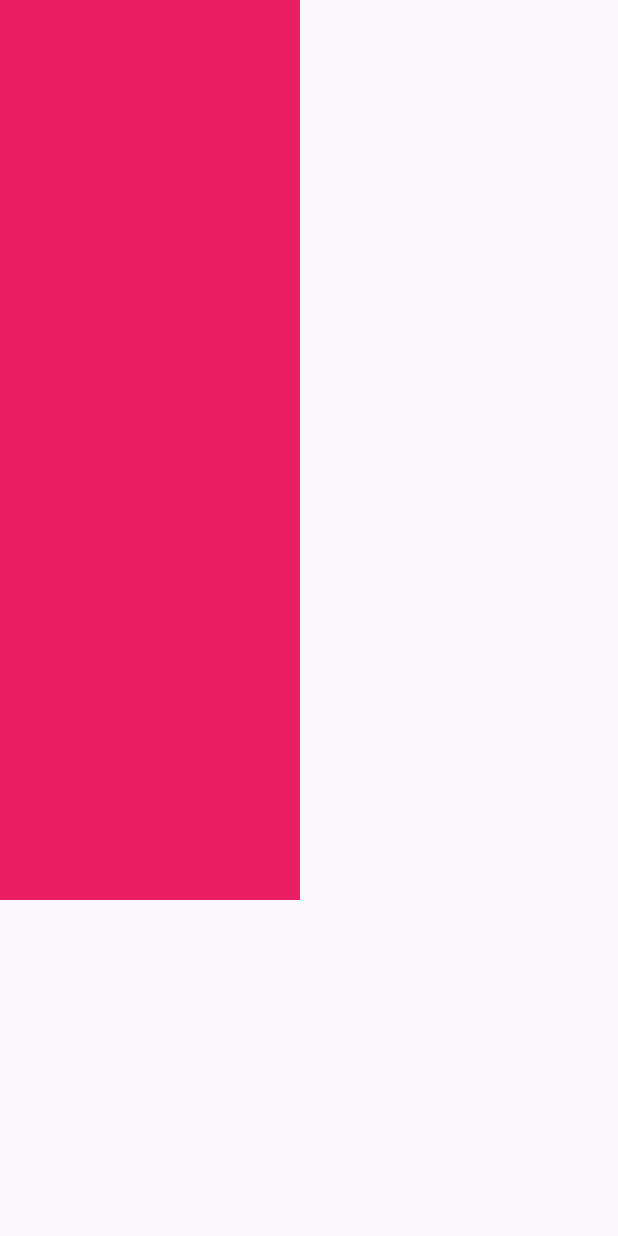
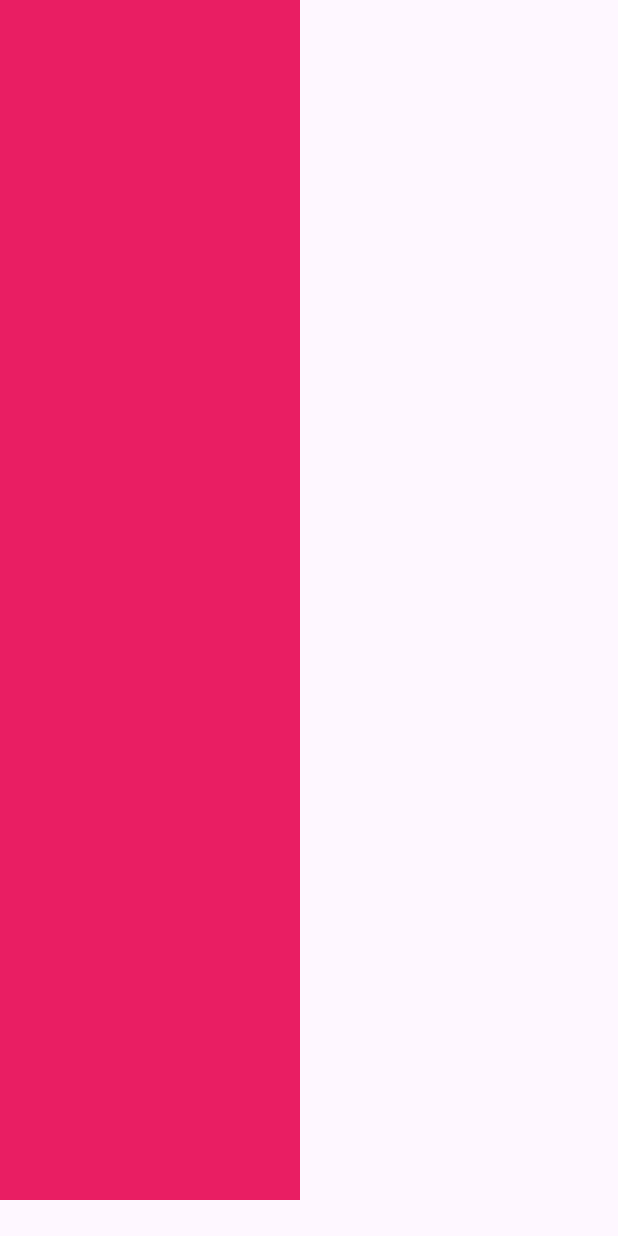
Before and after one commit to hanaahamdy/bookly, a Flutter app: the Homes screen opened directly, on a phone screen of 412 x 824 dp. Run offline on Flutter 3.47's test engine with Material 2 defaults, Android fonts, the phone set to English and light mode, and no system bars.

Commit message:
last update

```diff
--- a/lib/test.dart
+++ b/lib/test.dart
@@ -22,6 +22,11 @@ class Homes extends StatelessWidget {
             width: 200,
             height: 200,
             color: Colors.pink,
+          ),
+          Container(
+            width: 200,
+            height: 200,
+            color: Colors.pink,
           )
         ],
       ),
```
